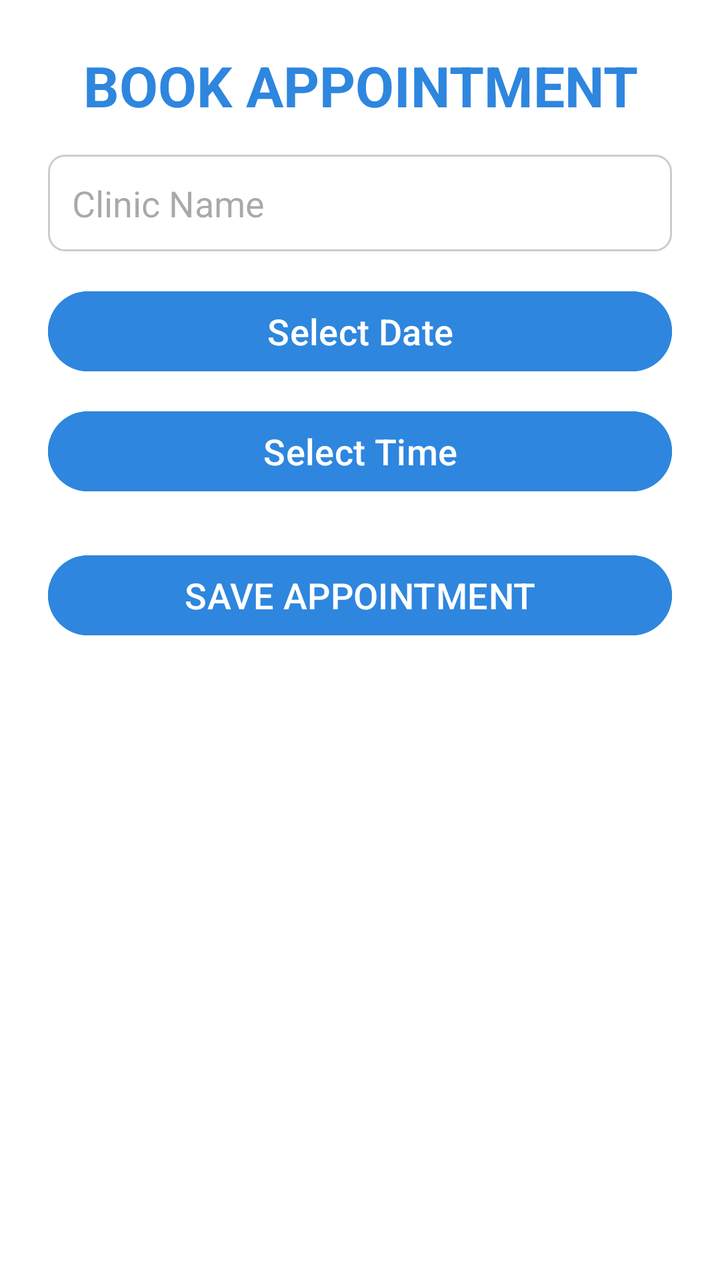
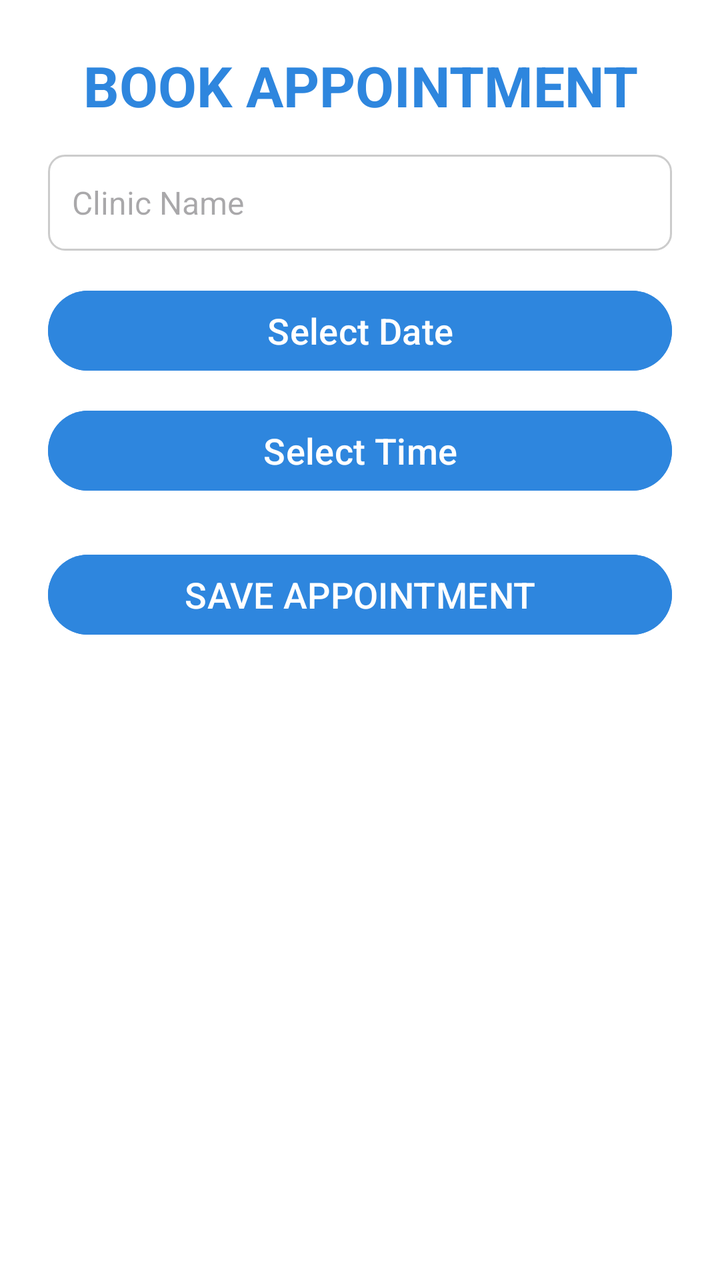

An Android layout rendered at two revisions. The XML below is the earlier revision; the diff shows what the commit changed to produce the second picture.
<!-- AndroidManifest.xml: application theme Theme.MediFind -->
<!-- res/layout/activity_appointment_reminder.xml -->
<?xml version="1.0" encoding="utf-8"?>
<LinearLayout
    xmlns:android="http://schemas.android.com/apk/res/android"
    android:layout_width="match_parent"
    android:layout_height="match_parent"
    android:orientation="vertical"
    android:padding="24dp"
    android:background="#FFFFFF">

    <TextView
        android:layout_width="match_parent"
        android:layout_height="wrap_content"
        android:text="BOOK APPOINTMENT"
        android:textSize="28sp"
        android:textStyle="bold"
        android:textColor="#2E86DE"
        android:gravity="center"
        android:paddingBottom="16dp" />

    <EditText
        android:id="@+id/etClinicName"
        android:layout_width="match_parent"
        android:layout_height="wrap_content"
        android:hint="Clinic Name"
        android:inputType="textPersonName"
        android:padding="12dp"
        android:background="@drawable/edittext_background"
        android:layout_marginBottom="16dp"/>

    <Button
        android:id="@+id/btnDate"
        android:layout_width="match_parent"
        android:layout_height="wrap_content"
        android:text="Select Date"
        android:textColor="@android:color/white"
        android:textSize="18sp"
        android:backgroundTint="#2E86DE"
        android:layout_marginBottom="12dp"/>

    <Button
        android:id="@+id/btnTime"
        android:layout_width="match_parent"
        android:layout_height="wrap_content"
        android:text="Select Time"
        android:textColor="@android:color/white"
        android:textSize="18sp"
        android:backgroundTint="#2E86DE"
        android:layout_marginBottom="24dp"/>

    <Button
        android:id="@+id/btnSave"
        android:layout_width="match_parent"
        android:layout_height="wrap_content"
        android:text="SAVE APPOINTMENT"
        android:textColor="@android:color/white"
        android:textSize="18sp"
        android:backgroundTint="#2E86DE" />

</LinearLayout>
<!-- resources referenced by this layout -->
<resources>
  <!-- drawable edittext_background (drawable) -->
  <shape xmlns:android="http://schemas.android.com/apk/res/android" android:shape="rectangle">
      <solid android:color="#FFFFFF"/>
      <stroke android:width="1dp" android:color="#CCCCCC"/>
      <corners android:radius="8dp"/>
  </shape>
  <style name="Theme.MediFind" parent="Base.Theme.MediFind" />
  <style name="Base.Theme.MediFind" parent="Theme.Material3.DayNight.NoActionBar">
          
          
      </style>
</resources>

<!-- the commit's change to res/layout/activity_appointment_reminder.xml (unified diff, before → after) -->
@@ -7,6 +7,7 @@
     android:padding="24dp"
     android:background="#FFFFFF">
 
+    
     <TextView
         android:layout_width="match_parent"
         android:layout_height="wrap_content"
@@ -17,16 +18,21 @@
         android:gravity="center"
         android:paddingBottom="16dp" />
 
+    
     <EditText
         android:id="@+id/etClinicName"
         android:layout_width="match_parent"
         android:layout_height="wrap_content"
+        android:layout_marginBottom="16dp"
+        android:background="@drawable/edittext_background"
         android:hint="Clinic Name"
         android:inputType="textPersonName"
+        android:minHeight="48dp"
         android:padding="12dp"
-        android:background="@drawable/edittext_background"
-        android:layout_marginBottom="16dp"/>
+        android:textColor="#000000"
+        android:textSize="16sp" />
 
+    
     <Button
         android:id="@+id/btnDate"
         android:layout_width="match_parent"
@@ -37,6 +43,7 @@
         android:backgroundTint="#2E86DE"
         android:layout_marginBottom="12dp"/>
 
+    
     <Button
         android:id="@+id/btnTime"
         android:layout_width="match_parent"
@@ -47,6 +54,7 @@
         android:backgroundTint="#2E86DE"
         android:layout_marginBottom="24dp"/>
 
+    
     <Button
         android:id="@+id/btnSave"
         android:layout_width="match_parent"
@@ -54,6 +62,6 @@
         android:text="SAVE APPOINTMENT"
         android:textColor="@android:color/white"
         android:textSize="18sp"
-        android:backgroundTint="#2E86DE" />
+        android:backgroundTint="#2E86DE"/>
 
 </LinearLayout>
